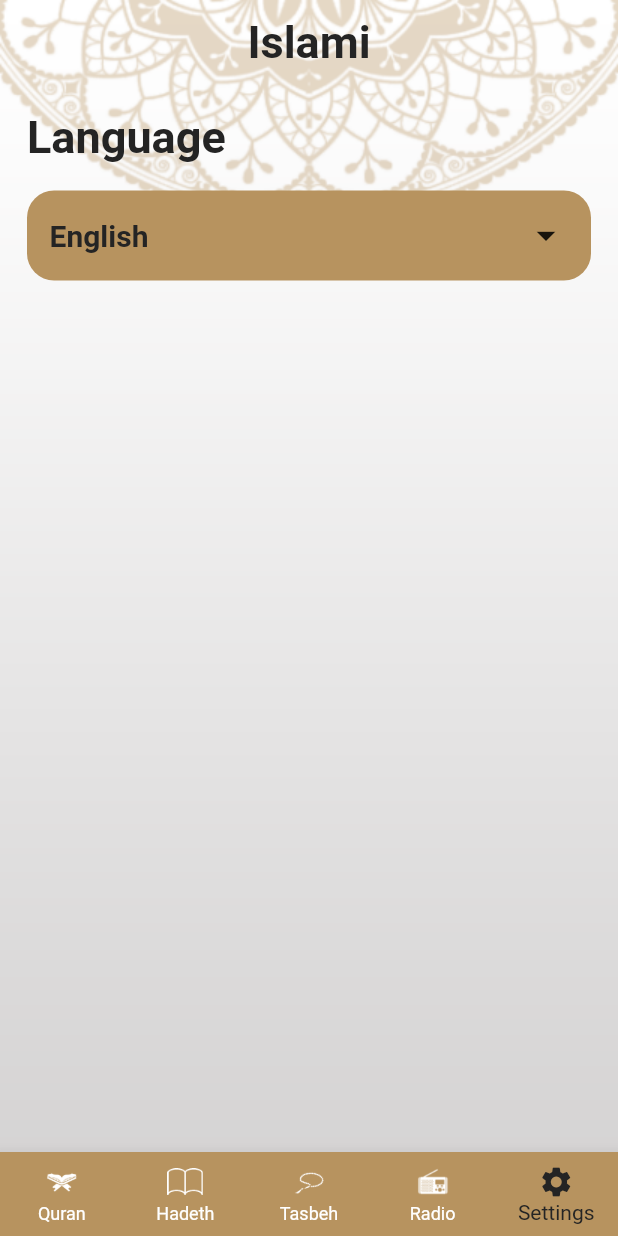
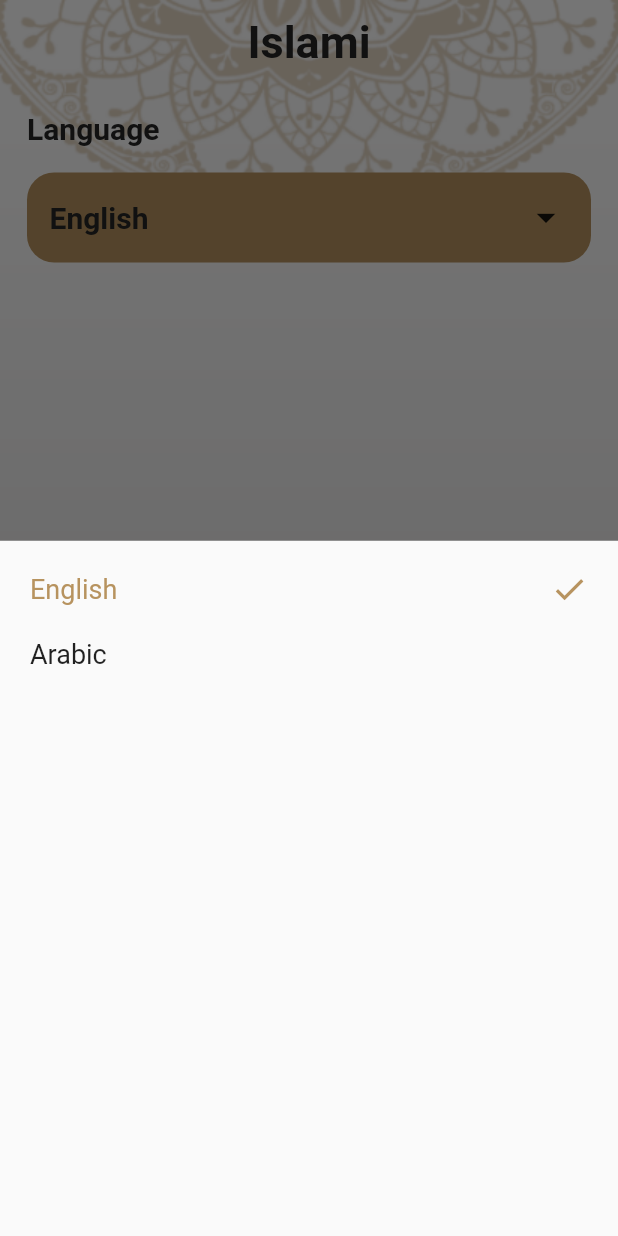
Before and after one commit to MarkEhab33/islami_app, a Flutter app: the screen it shows after launch, item 5 of the bottom bar chosen, after a tap on "English", on a phone screen of 412 x 824 dp. Run offline on Flutter 3.47's test engine with Material 2 defaults, Android fonts, the phone set to English and light mode, and no system bars; generated files the repository leaves out were written again.

Commit message:
localization

```diff
--- /dev/null
+++ b/lib/Providers/AppConfigProvider.dart
@@ -0,0 +1,17 @@
+import 'package:flutter/material.dart';
+
+class AppConfigProvider extends ChangeNotifier{
+String appLanguage = 'en';
+ void changeLanguage(String language){
+   if(appLanguage == language){
+     return;
+   }
+   else{
+     appLanguage= language;
+     notifyListeners();
+   }
+
+ }
+
+
+}
--- /dev/null
+++ b/lib/Settings/Language Bottom Sheet.dart
@@ -0,0 +1,57 @@
+import 'package:flutter/material.dart';
+import 'package:projects/Providers/AppConfigProvider.dart';
+import 'package:provider/provider.dart';
+import 'package:flutter_gen/gen_l10n/app_localizations.dart';
+
+class LanguageBottomSheet extends StatefulWidget {
+
+
+  @override
+  State<LanguageBottomSheet> createState() => _LanguageBottomSheetState();
+}
+
+class _LanguageBottomSheetState extends State<LanguageBottomSheet> {
+  @override
+  Widget build(BuildContext context) {
+    var provider = Provider.of<AppConfigProvider>(context);
+    return Container(
+      padding: EdgeInsets.all(20),
+      child: Column(
+        crossAxisAlignment: CrossAxisAlignment.stretch,
+        children: [
+          InkWell(
+           onTap: (){
+             provider.changeLanguage('en');
+           },
+            child: getSelectedItemWidget(AppLocalizations.of(context)!.english, provider.appLanguage=='en')
+          ),
+          SizedBox(height: 20,),
+          InkWell(
+            onTap: (){
+              provider.changeLanguage('ar');
+            },
+              child:  getSelectedItemWidget(AppLocalizations.of(context)!.arabic, provider.appLanguage=='ar')
+          )
+        ],
+      ),
+    );
+  }
+  Widget getSelectedItemWidget(String text, bool selected){
+    if(selected) {
+      return Row(
+        mainAxisAlignment: MainAxisAlignment.spaceBetween,
+        children: [
+          Text(text, style: TextStyle(color: Theme
+              .of(context)
+              .primaryColor, fontSize: 18),),
+          Icon(Icons.check, size: 25, color: Theme
+              .of(context)
+              .primaryColor,)
+        ],
+      );
+    }
+    else{
+    return Text(text, style:TextStyle(fontSize: 18), );
+    }
+  }
+}
--- a/lib/Settings/Settings_tab.dart
+++ b/lib/Settings/Settings_tab.dart
@@ -1,29 +1,50 @@
 import 'package:flutter/material.dart';
+import 'package:projects/Providers/AppConfigProvider.dart';
+import 'package:provider/provider.dart';
 
-class SettingsScreen extends StatelessWidget {
+import 'Language Bottom Sheet.dart';
+import 'package:flutter_gen/gen_l10n/app_localizations.dart';
 
+class SettingsScreen extends StatefulWidget {
+  @override
+  State<SettingsScreen> createState() => _SettingsScreenState();
+}
+
+class _SettingsScreenState extends State<SettingsScreen> {
   Widget build(BuildContext context) {
+    var provider = Provider.of<AppConfigProvider>(context);
     return Container(
       margin: EdgeInsets.all(18),
-
       child: Column(
         crossAxisAlignment: CrossAxisAlignment.stretch,
         children: [
-            Text('Language',style: Theme.of(context).textTheme.headline1,),
+          Text(
+            AppLocalizations.of(context)!.language,
+            style: Theme.of(context).textTheme.subtitle1,
+          ),
           SizedBox(height: 18),
           Container(
             decoration: BoxDecoration(
                 borderRadius: BorderRadius.circular(18),
-                color: Theme.of(context).primaryColor
-              ),
+                color: Theme.of(context).primaryColor),
             padding: EdgeInsets.all(15),
             child: InkWell(
-                onTap: (){},
+              onTap: () {
+                showLanguageBottomSheet();
+              },
               child: Row(
                 mainAxisAlignment: MainAxisAlignment.spaceBetween,
                 children: [
-                    Text('English',style: Theme.of(context).textTheme.subtitle1,),
-                    Icon(Icons.arrow_drop_down,size: 30,)
+                  Text(
+                    provider.appLanguage == 'en'
+                        ? AppLocalizations.of(context)!.english
+                        : AppLocalizations.of(context)!.arabic,
+                    style: Theme.of(context).textTheme.subtitle1,
+                  ),
+                  Icon(
+                    Icons.arrow_drop_down,
+                    size: 30,
+                  )
                 ],
               ),
             ),
@@ -32,4 +53,12 @@ class SettingsScreen extends StatelessWidget {
       ),
     );
   }
+
+  void showLanguageBottomSheet() {
+    showModalBottomSheet(
+        context: context,
+        builder: (context) {
+          return LanguageBottomSheet();
+        });
   }
+}
--- a/lib/home/sebha_tab.dart
+++ b/lib/home/sebha_tab.dart
@@ -15,7 +15,9 @@ double rotationAngle=0;
 
         child: Column(
           children: [
-          Image.asset('assets/images/sebha_head.png' ,scale: 1.4,),
+            Container(
+                margin: EdgeInsets.only(left: 50),
+                child: Image.asset('assets/images/sebha_head.png' ,scale: 1.4,)),
 
           InkWell(
             child: Transform.rotate(
--- a/lib/l10n/app_ar.arb
+++ b/lib/l10n/app_ar.arb
@@ -6,5 +6,8 @@
 "radio":"الاذاعة",
 "settings":"الاعدادات",
 "suraName":"اسم السورة",
-"hadethName":"اسم الحديث"
+"hadethName":"اسم الحديث",
+"language":"اللغة",
+"english":"الانجليزية",
+"arabic":"العربية"
 }
--- a/lib/l10n/app_en.arb
+++ b/lib/l10n/app_en.arb
@@ -6,5 +6,8 @@
 "radio":"Radio",
 "settings":"Settings",
 "suraName":"Sura Name",
-"hadethName":"Hadeth Name"
+"hadethName":"Hadeth Name",
+"language":"Language",
+"english":"English",
+"arabic":"Arabic"
 }
--- a/lib/main.dart
+++ b/lib/main.dart
@@ -4,30 +4,34 @@ import 'package:projects/Quraan/SuraNameDetails.dart';
 import 'package:projects/home/homeScreen.dart';
 import 'package:projects/myThemeData.dart';
 import 'package:flutter_gen/gen_l10n/app_localizations.dart';
+import 'package:provider/provider.dart';
+
+import 'Providers/AppConfigProvider.dart';
+
 void main() {
-  runApp(const MyApp());
+  runApp(ChangeNotifierProvider(
+      create: (context) => AppConfigProvider(), child: MyApp()));
 }
 
 class MyApp extends StatelessWidget {
-  const MyApp({Key? key}) : super(key: key);
 
   // This widget is the root of your application.
   @override
   Widget build(BuildContext context) {
+    var provider = Provider.of<AppConfigProvider>(context);
     return MaterialApp(
       debugShowCheckedModeBanner: false,
       routes: {
         HomeScreen.routeName: (context) => HomeScreen(),
-        SuraNameDetails.routeName:(context)=> SuraNameDetails(),
-        HadethNameDetails.routeName:(context)=> HadethNameDetails()
-
+        SuraNameDetails.routeName: (context) => SuraNameDetails(),
+        HadethNameDetails.routeName: (context) => HadethNameDetails()
       },
       initialRoute: HomeScreen.routeName,
       theme: MyTheme.lightTheme,
       darkTheme: MyTheme.darkTheme,
       localizationsDelegates: AppLocalizations.localizationsDelegates,
       supportedLocales: AppLocalizations.supportedLocales,
-      locale: Locale('en'),
+      locale: Locale(provider.appLanguage),
       themeMode: ThemeMode.light,
     );
   }
--- a/pubspec.yaml
+++ b/pubspec.yaml
@@ -31,9 +31,12 @@ dependencies:
     sdk: flutter
 
 
+
+
   # The following adds the Cupertino Icons font to your application.
   # Use with the CupertinoIcons class for iOS style icons.
   cupertino_icons: ^1.0.2
+  provider: ^6.0.4
 
 dev_dependencies:
   flutter_test:
@@ -41,6 +44,7 @@ dev_dependencies:
   flutter_localizations:
     sdk: flutter
   intl: ^0.17.0
+
 
   # The "flutter_lints" package below contains a set of recommended lints to
   # encourage good coding practices. The lint set provided by the package is
```
Also changed, not shown: pubspec.lock. Lines whose indentation alone changed are shown as unchanged.
